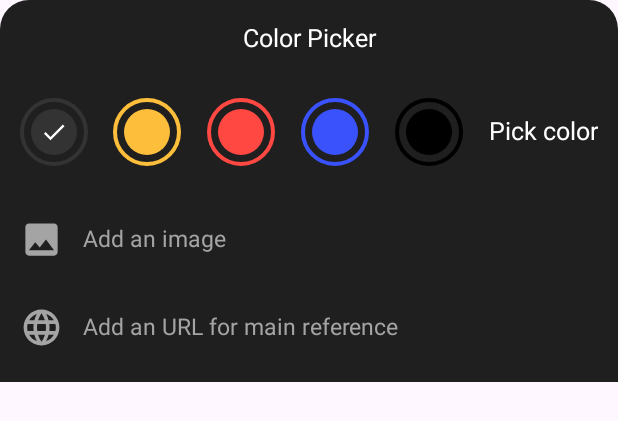
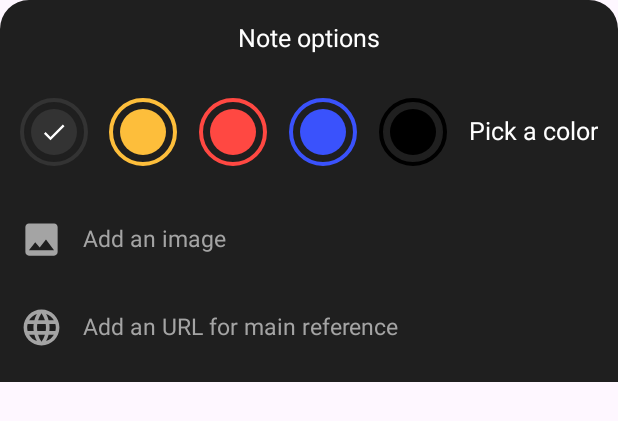
Before and after one commit to MinhKhang0715/Note-taking-app, an Android app: the layout note_options.xml on its own in the app's theme, with its tools: preview values and no code run, on a phone screen of 412 x 824 dp. Shown: the top 421 px of the screen. Run offline under Robolectric (Android 15) with nearby library versions, the phone set to English and light mode, and no system bars.

Commit message:
Minor changes

```diff
--- a/app/src/main/res/layout/activity_create_note.xml
+++ b/app/src/main/res/layout/activity_create_note.xml
@@ -182,6 +182,6 @@
 
     </ScrollView>
 
-    <include layout="@layout/color_picker"/>
+    <include layout="@layout/note_options"/>
 
 </androidx.coordinatorlayout.widget.CoordinatorLayout>
--- a/app/src/main/res/layout/color_picker.xml
+++ b/app/src/main/res/layout/note_options.xml
@@ -2,7 +2,7 @@
 <LinearLayout xmlns:android="http://schemas.android.com/apk/res/android"
     xmlns:app="http://schemas.android.com/apk/res-auto"
     xmlns:tools="http://schemas.android.com/tools"
-    android:id="@+id/color_picker"
+    android:id="@+id/noteOptions"
     android:layout_width="match_parent"
     android:layout_height="wrap_content"
     android:orientation="vertical"
@@ -16,7 +16,7 @@
         android:layout_height="@dimen/_40sdp"
         android:gravity="center"
         android:includeFontPadding="false"
-        android:text="@string/color_picker"
+        android:text="@string/note_options"
         android:textColor="@color/white"
         android:textSize="@dimen/_13ssp"/>
 
--- a/app/src/main/res/values/strings.xml
+++ b/app/src/main/res/values/strings.xml
@@ -3,9 +3,9 @@
     <string name="search_notes">Search notes</string>
     <string name="note_title">Note title</string>
     <string name="note_subtitle">Note subtitle</string>
-    <string name="type_your_note">Type your note...</string>
-    <string name="color_picker">Color Picker</string>
-    <string name="pick_color">Pick color</string>
+    <string name="type_your_note">Type your note…</string>
+    <string name="note_options">Note options</string>
+    <string name="pick_color">Pick a color</string>
     <string name="add_an_image">Add an image</string>
     <string name="add_an_url_for_main_reference">Add an URL for main reference</string>
     <string name="add_url">Add URL</string>
```
Also changed, not shown: app/src/main/java/com/example/noteapp/activities/CreateNoteActivity.java (+13 -13 lines).
